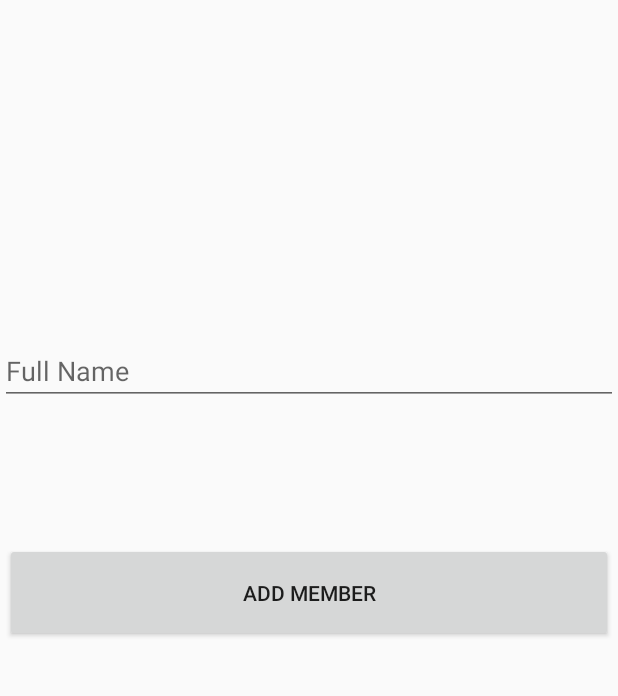
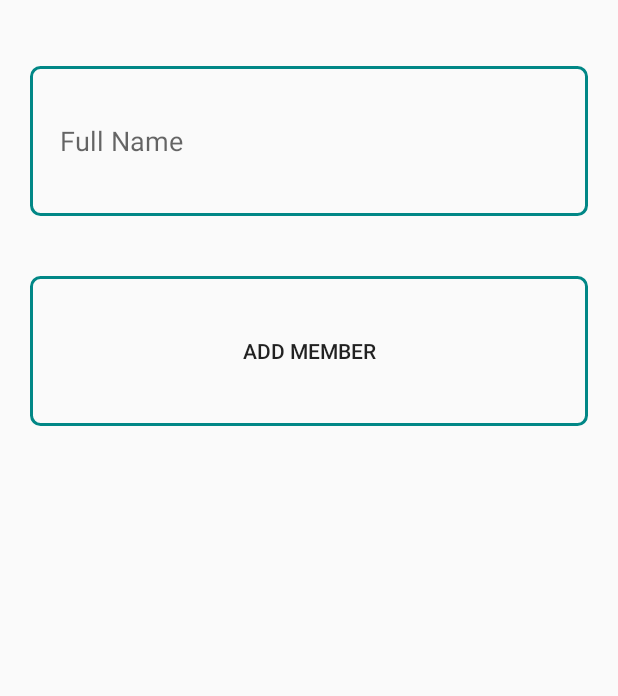
Before and after one commit to innovendCode/FirstApp, an Android app: the fragment AddMemberFragment placed in its activity, on a phone screen of 412 x 824 dp, the part 84-780 px from its top. Run offline under Robolectric (Android 15) with nearby library versions, the phone set to English and light mode, and no system bars.

Commit message:
Custom button

```diff
--- a/app/src/main/java/com/example/sonka/MainActivity.java
+++ b/app/src/main/java/com/example/sonka/MainActivity.java
@@ -42,7 +42,7 @@ FragmentTransaction fragmentTransaction;
 
         fragmentManager = getSupportFragmentManager();
         fragmentTransaction = fragmentManager.beginTransaction();
-        fragmentTransaction.add(R.id.fragment_container, new MainFragment());
+        fragmentTransaction.replace(R.id.fragment_container, new MainFragment());
         fragmentTransaction.commit();
 
     }
--- /dev/null
+++ b/app/src/main/res/drawable/btn_add_member.xml
@@ -0,0 +1,9 @@
+<?xml version="1.0" encoding="utf-8"?>
+<shape android:shape="rectangle"
+    xmlns:android="http://schemas.android.com/apk/res/android">
+<stroke android:width="2dp"
+        android:color="@color/design_default_color_secondary_variant"/>
+<corners android:radius="6dp"/>
+
+
+</shape>
--- a/app/src/main/res/layout/fragment_add_member.xml
+++ b/app/src/main/res/layout/fragment_add_member.xml
@@ -4,30 +4,38 @@
     xmlns:tools="http://schemas.android.com/tools"
     android:layout_width="match_parent"
     android:layout_height="match_parent"
-    tools:context=".AddMemberFragment">
+    tools:context=".AddMemberFragment"
+    android:orientation="vertical">
 
-    <Button
-        android:id="@+id/btn_addMember"
-        android:layout_width="405dp"
-        android:layout_height="66dp"
-        android:layout_marginBottom="340dp"
-        android:text="Add Member"
-        app:layout_constraintBottom_toBottomOf="parent"
-        app:layout_constraintEnd_toEndOf="parent"
-        app:layout_constraintHorizontal_bias="0.498"
-        app:layout_constraintStart_toStartOf="parent" />
 
     <EditText
         android:id="@+id/editTextTextPersonName"
         android:layout_width="match_parent"
-        android:layout_height="wrap_content"
-        android:layout_marginBottom="92dp"
+        android:layout_height="100dp"
+        android:layout_marginTop="100dp"
+        android:layout_marginLeft="20dp"
+        android:layout_marginRight="20dp"
+        android:background="@drawable/btn_add_member"
         android:ems="10"
         android:hint="Full Name"
         android:inputType="textPersonName"
-        app:layout_constraintBottom_toTopOf="@+id/btn_addMember"
+        android:paddingLeft="20dp"
         app:layout_constraintEnd_toEndOf="parent"
-        app:layout_constraintHorizontal_bias="0.5"
-        app:layout_constraintStart_toStartOf="parent" />
+        app:layout_constraintHorizontal_bias="0.0"
+        app:layout_constraintStart_toStartOf="parent"
+        app:layout_constraintTop_toTopOf="parent" />
+
+    <Button
+        android:id="@+id/btn_addMember"
+        android:layout_width="match_parent"
+        android:layout_height="100dp"
+        android:layout_marginLeft="20dp"
+        android:layout_marginRight="20dp"
+        android:layout_marginTop="40dp"
+        android:background="@drawable/btn_add_member"
+        android:text="Add Member"
+        android:theme="@style/Animation.Design.BottomSheetDialog"
+        app:layout_constraintTop_toBottomOf="@+id/editTextTextPersonName"
+        tools:layout_editor_absoluteX="24dp" />
 
 </androidx.constraintlayout.widget.ConstraintLayout>
```
